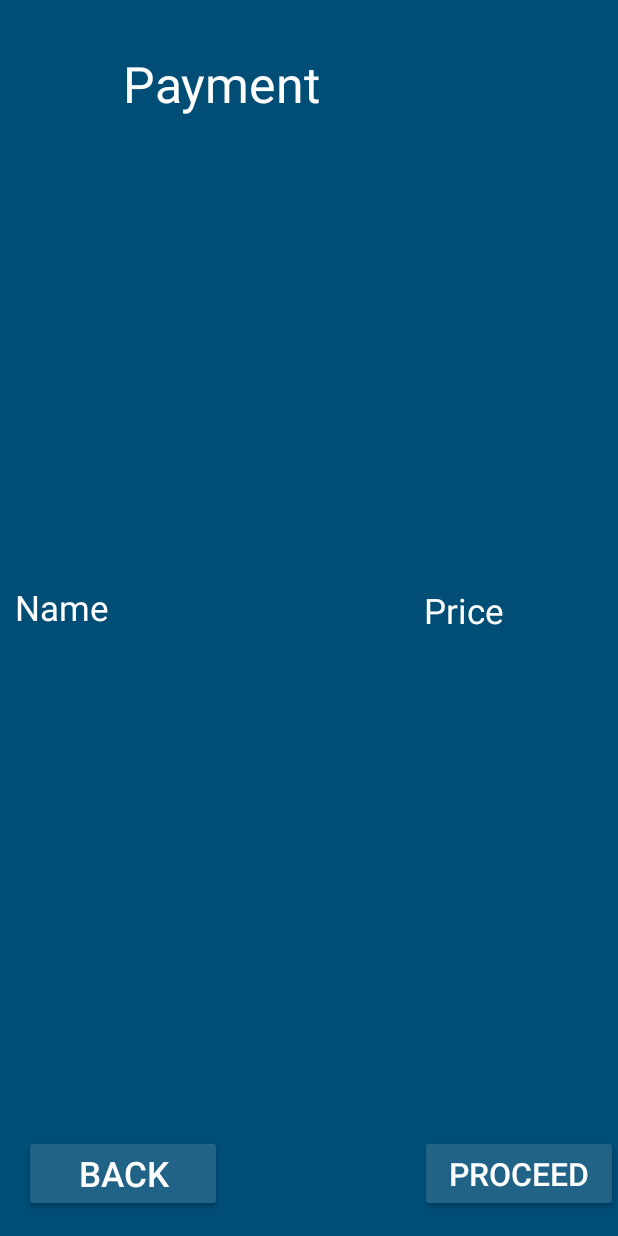
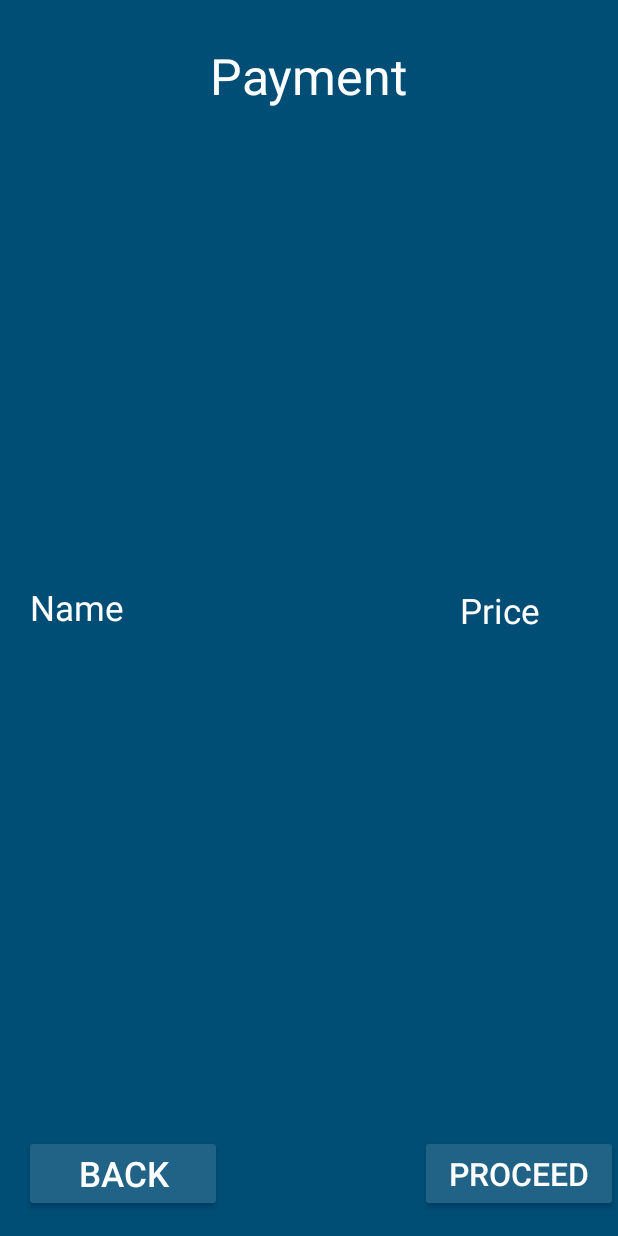
Before and after one commit to umangsh28/WonderPizza, an Android app: the layout activity_cart.xml on its own in the app's theme, with its tools: preview values and no code run, on a phone screen of 412 x 824 dp. Run offline under Robolectric (Android 15) with nearby library versions, the phone set to English and light mode, and no system bars.

Commit message:
Cart done

```diff
--- a/app/src/main/res/layout/activity_cart.xml
+++ b/app/src/main/res/layout/activity_cart.xml
@@ -13,7 +13,8 @@
         android:layout_width="295dp"
         android:layout_height="56dp"
         android:layout_marginTop="28dp"
-        android:gravity="center"
+        android:textAlignment="center"
+        android:layout_centerHorizontal="true"
         android:text="Payment"
         android:textColor="@color/white"
         android:textSize="33dp"
@@ -57,7 +58,7 @@
         android:layout_marginEnd="80dp"
         android:text="Name"
         android:textSize="23dp"
-        android:layout_margin="10dp"
+        android:layout_margin="20dp"
         android:layout_centerVertical="true"
         android:textColor="@color/white" />
 
@@ -68,6 +69,7 @@
         android:layout_marginTop="108dp"
         android:layout_marginEnd="44dp"
         android:text="Price"
+        android:layout_margin="20dp"
         android:layout_alignParentEnd="true"
         android:layout_centerVertical="true"
         android:textSize="23dp"
```
